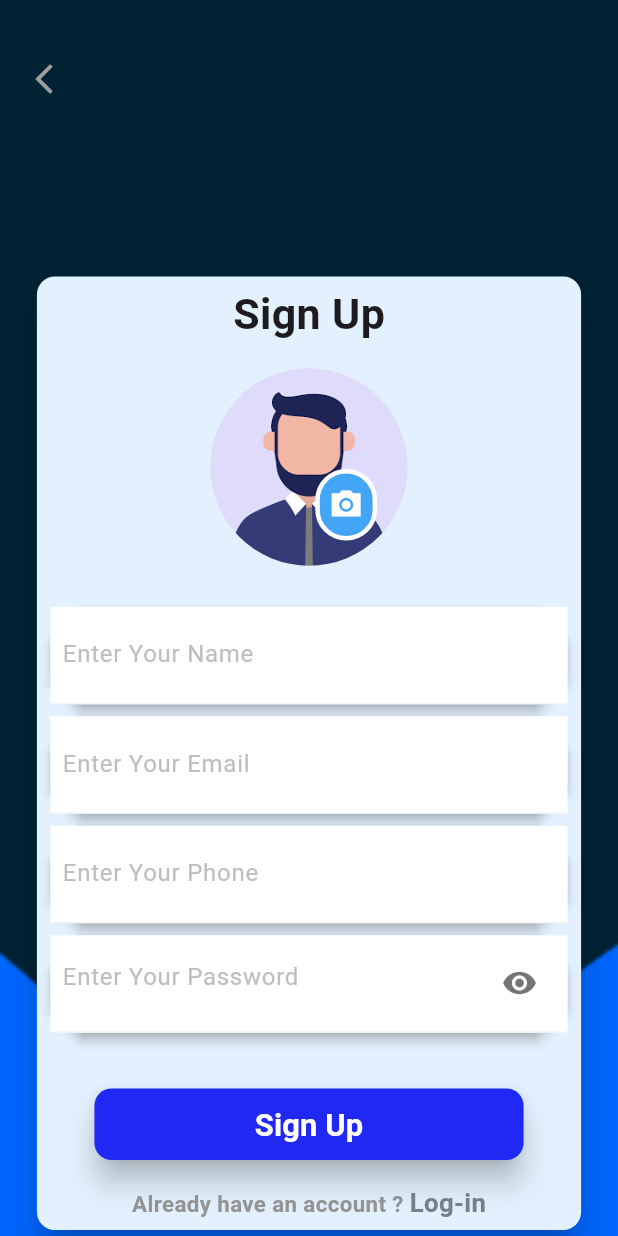
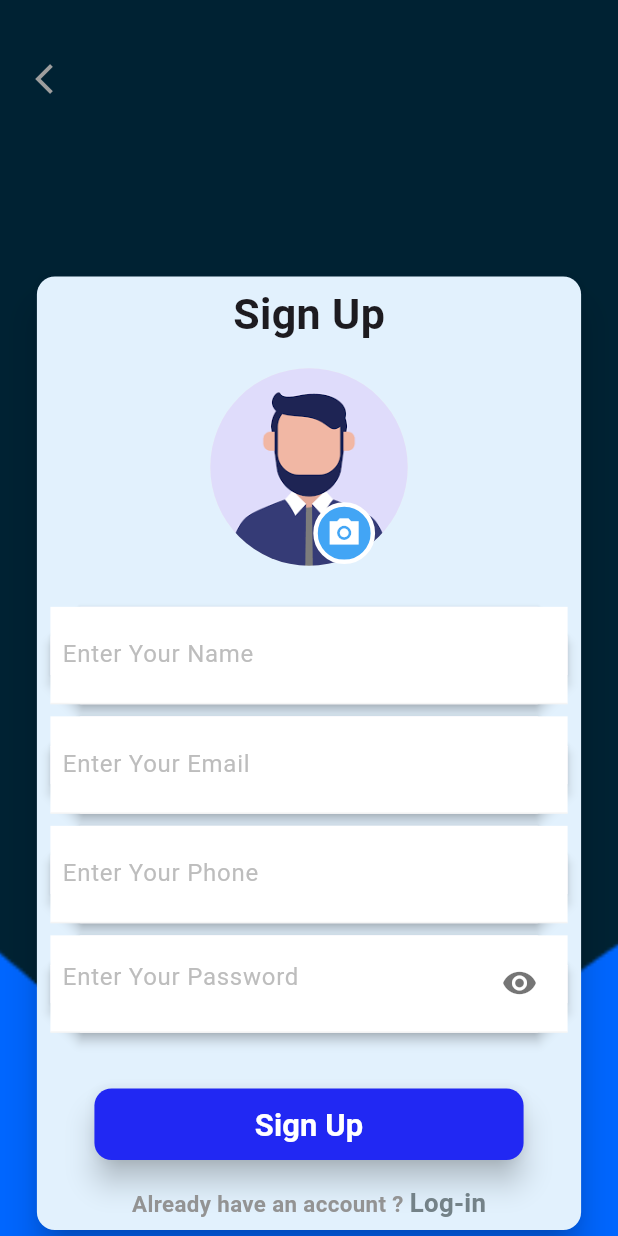
Before and after one commit to Mohamed8Ebrahim/full_E-Commerce_App, a Flutter app: the RegisterView screen opened by its route, on a phone screen of 412 x 824 dp. Run offline on Flutter 3.47's test engine with Material 3 defaults, Android fonts, the phone set to English and light mode, and no system bars; our stand-ins replace cherry_toast, dartz, dio, flutter_bloc, flutter_screenutil, flutter_styled_toast and 9 more; missing offline and left inert: hash_cached_image; accounts and stored records are empty.

Commit message:
make refactor for PickImageWidget

```diff
--- a/lib/Features/Registeration/Presentation/Widgets/pick_image_widget.dart
+++ b/lib/Features/Registeration/Presentation/Widgets/pick_image_widget.dart
@@ -21,6 +21,7 @@ class _PickImageWidgetState extends State<PickImageWidget> {
   String? _image;
   @override
   Widget build(BuildContext context) {
+    final mq = MediaQuery.of(context).size;
     return BlocBuilder<RegisterCubit, RegisterState>(
       builder: (context, state) {
         return SizedBox(
@@ -33,12 +34,13 @@ class _PickImageWidgetState extends State<PickImageWidget> {
                   child: Stack(
                     children: [
                       Positioned.fromRect(
-                        rect: Rect.fromLTWH(70, 70, 36.w, 40.h),
+                        rect: Rect.fromLTWH(
+                            60.w, 60.h, mq.width * .1, mq.height * .1),
                         child: Container(
                           decoration: BoxDecoration(
                             color: Colors.blue.shade400,
                             border: Border.all(color: Colors.white, width: 3),
-                            borderRadius: BorderRadius.circular(50.spMax),
+                            shape: BoxShape.circle,
                           ),
                           child: InkWell(
                             onTap: () async {
```
